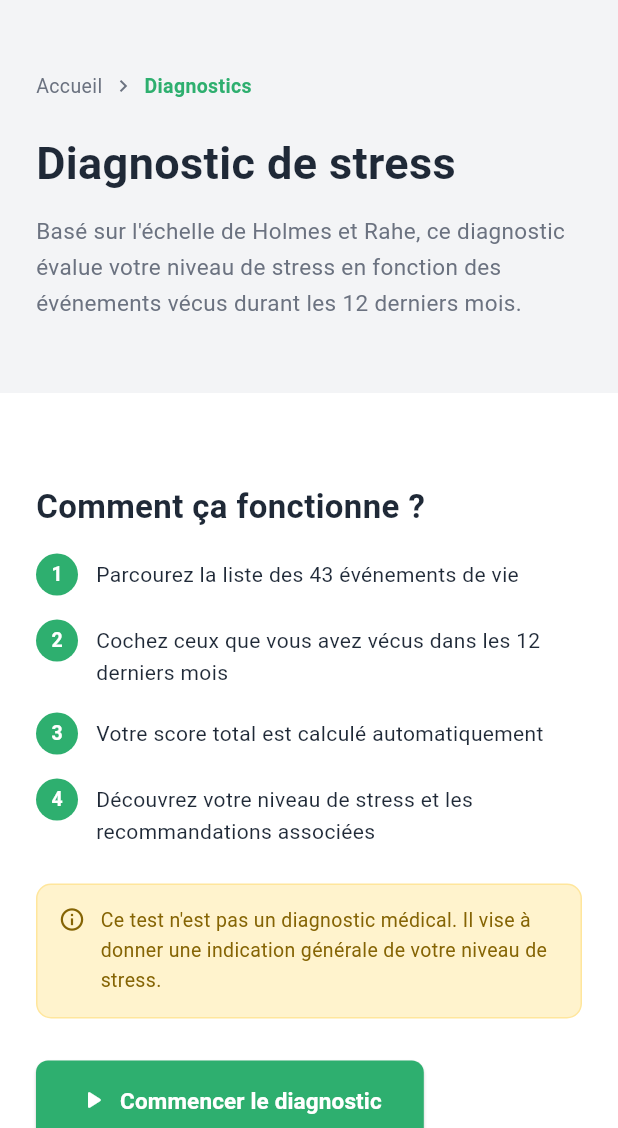
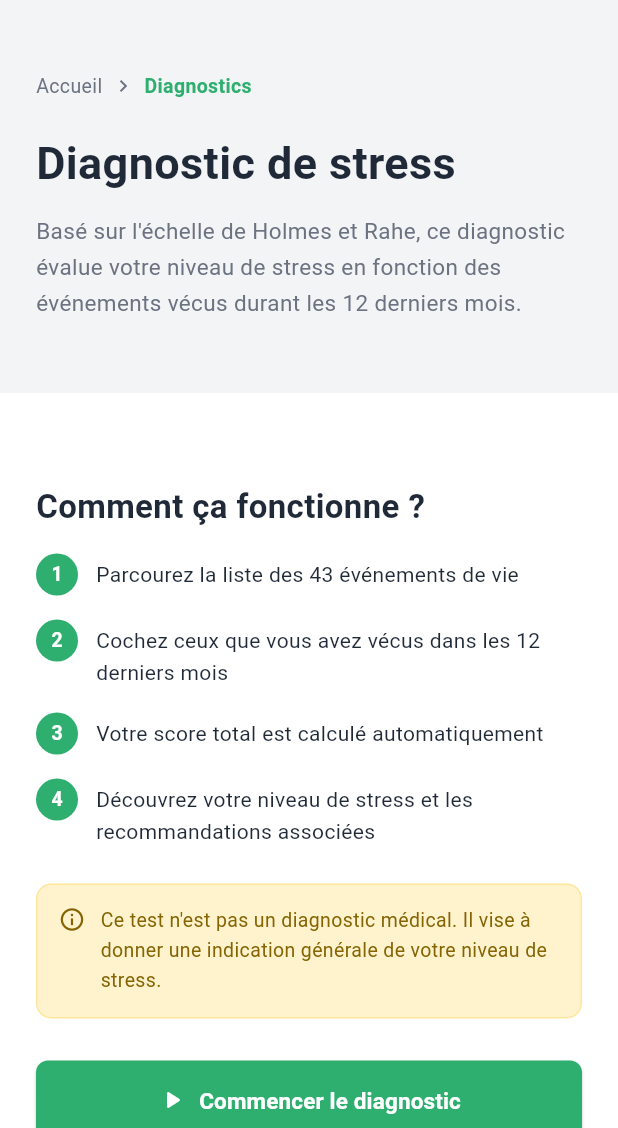
Before and after one commit to titouvgx/Projet-CESIZen, a Flutter app: the screen it shows after launch, after a tap on "Faire un diagnostic", on a phone screen of 412 x 824 dp, the part 108-1236 px from its top. Run offline on Flutter 3.47's test engine with Material 3 defaults, Android fonts, the phone set to English and light mode, and no system bars; our stand-ins replace supabase_flutter; accounts and stored records are empty.

Commit message:
all V1.0

```diff
--- a/cesizen/lib/diagnosticpage.dart
+++ b/cesizen/lib/diagnosticpage.dart
@@ -169,7 +169,9 @@ class _PresentationTexte extends StatelessWidget {
       ),
       const SizedBox(height: 28),
 
-      ElevatedButton.icon(
+      SizedBox(
+        width: double.infinity,
+        child: ElevatedButton.icon(
           onPressed: onStart,
           icon: const Icon(Icons.play_arrow_rounded, size: 20),
           label: const Text('Commencer le diagnostic', style: TextStyle(fontWeight: FontWeight.w600, fontSize: 15)),
@@ -177,6 +179,7 @@ class _PresentationTexte extends StatelessWidget {
             backgroundColor: kGreen, foregroundColor: Colors.white,
             shape: RoundedRectangleBorder(borderRadius: BorderRadius.circular(8)),
             padding: const EdgeInsets.symmetric(horizontal: 28, vertical: 16),
+          ),
         ),
       ),
     ]);
@@ -361,12 +364,12 @@ class _HistoriqueBloque extends StatelessWidget {
             Container(width: 40, height: 40, decoration: BoxDecoration(
                 color: kGreen.withOpacity(0.1), borderRadius: BorderRadius.circular(10))),
             const SizedBox(width: 16),
-            Column(crossAxisAlignment: CrossAxisAlignment.start, children: [
-              Container(width: 120, height: 14, color: const Color(0xFFE5E7EB)),
+            Expanded(child: Column(crossAxisAlignment: CrossAxisAlignment.start, children: [
+              Container(height: 14, color: const Color(0xFFE5E7EB)),
               const SizedBox(height: 8),
               Container(width: 80, height: 12, color: const Color(0xFFE5E7EB)),
-            ]),
-            const Spacer(),
+            ])),
+            const SizedBox(width: 8),
             Container(width: 60, height: 28, decoration: BoxDecoration(
                 color: kGreen.withOpacity(0.1), borderRadius: BorderRadius.circular(8))),
           ]),
@@ -380,11 +383,19 @@ class _HistoriqueBloque extends StatelessWidget {
             decoration: BoxDecoration(color: kGreen.withOpacity(0.1), borderRadius: BorderRadius.circular(28)),
             child: const Icon(Icons.lock_outline, color: kGreen, size: 28)),
           const SizedBox(height: 16),
-          const Text('Connectez-vous pour accéder à votre historique',
+          const Padding(
+            padding: EdgeInsets.symmetric(horizontal: 16),
+            child: Text('Connectez-vous pour accéder à votre historique',
+                textAlign: TextAlign.center,
                 style: TextStyle(fontSize: 15, fontWeight: FontWeight.bold, color: kText)),
+          ),
           const SizedBox(height: 8),
-          const Text('Vos diagnostics passés sont sauvegardés et consultables à tout moment.',
+          const Padding(
+            padding: EdgeInsets.symmetric(horizontal: 24),
+            child: Text('Vos diagnostics passés sont sauvegardés et consultables à tout moment.',
+                textAlign: TextAlign.center,
                 style: TextStyle(fontSize: 13, color: kGrey)),
+          ),
           const SizedBox(height: 20),
           ElevatedButton(
             onPressed: () => showLoginPopup(context),
--- a/cesizen/lib/home_page.dart
+++ b/cesizen/lib/home_page.dart
@@ -115,14 +115,17 @@ class _HeroText extends StatelessWidget {
       crossAxisAlignment: CrossAxisAlignment.start,
       children: [
         const Text('Prenez soin de\nvotre santé mentale',
-            style: TextStyle(fontSize: 32, fontWeight: FontWeight.bold, color: kText, height: 1.3)),
+            style: TextStyle(fontSize: 26, fontWeight: FontWeight.bold, color: kText, height: 1.3)),
         const SizedBox(height: 16),
         const Text(
           'CESIZen est une plateforme publique pour informer, prévenir et sensibiliser sur les enjeux de santé mentale de manière apaisante et pédagogique.',
           style: TextStyle(fontSize: 15, color: kGrey, height: 1.6),
         ),
         const SizedBox(height: 28),
-        Row(children: [
+        Wrap(
+          spacing: 12,
+          runSpacing: 12,
+          children: [
             ElevatedButton(
               onPressed: () => Navigator.push(context, MaterialPageRoute(builder: (_) => const DiagnosticPage())),
               style: ElevatedButton.styleFrom(
@@ -132,7 +135,6 @@ class _HeroText extends StatelessWidget {
               ),
               child: const Text('Faire un diagnostic'),
             ),
-          const SizedBox(width: 12),
             OutlinedButton(
               onPressed: () => Navigator.push(context, MaterialPageRoute(builder: (_) => const ContenuPage())),
               style: OutlinedButton.styleFrom(
@@ -142,7 +144,8 @@ class _HeroText extends StatelessWidget {
               ),
               child: const Text('Découvrir les contenus'),
             ),
-        ]),
+          ],
+        ),
       ],
     );
   }
@@ -411,7 +414,9 @@ class _MiniEtape extends StatelessWidget {
           child: Icon(icon, color: kGreen, size: 18),
         ),
         const SizedBox(width: 12),
-        Text(texte, style: const TextStyle(fontSize: 14, color: kText)),
+        Expanded(
+          child: Text(texte, style: const TextStyle(fontSize: 14, color: kText)),
+        ),
       ]),
     );
   }
--- a/cesizen/lib/widgets.dart
+++ b/cesizen/lib/widgets.dart
@@ -6,6 +6,7 @@ import 'contenu_page.dart';
 import 'aide_page.dart';
 import 'login_popup.dart';
 import 'auth_service.dart';
+import 'espace_page.dart';
 
 // ─────────────────────────────────────────────
 // NAVBAR PARTAGÉE
@@ -24,6 +25,7 @@ class CESIZenNavBar extends StatelessWidget {
 
   @override
   Widget build(BuildContext context) {
+    final isMobile = MediaQuery.of(context).size.width < 1100;
     return Container(
       color: Colors.white,
       padding: EdgeInsets.symmetric(horizontal: isMobile ? 16 : 24, vertical: 12),
@@ -39,7 +41,7 @@ class CESIZenNavBar extends StatelessWidget {
             child: Row(children: [
               Image.asset('assets/images/logoCesiZen.png', height: isMobile ? 36 : 48, fit: BoxFit.contain),
               const SizedBox(width: 8),
-              // Phrase logo cachée sur mobile
+              // Phrase logo
               if (!isMobile)
                 Image.asset('assets/images/PhraseLogoCesiZen.png', height: 40, fit: BoxFit.contain),
             ]),
@@ -50,13 +52,13 @@ class CESIZenNavBar extends StatelessWidget {
             _NavItem(label: 'Accueil', isActive: activePage == 'Accueil', destination: const HomePage()),
             _NavItem(label: 'Diagnostics', isActive: activePage == 'Diagnostics', destination: const DiagnosticPage()),
             _NavItem(label: 'Contenus', isActive: activePage == 'Contenus', destination: const ContenuPage()),
-            _NavItem(label: 'Votre espace', isActive: activePage == 'Votre espace'),
+            _NavItem(label: 'Votre espace', isActive: activePage == 'Votre espace', destination: const EspacePage()),
             _NavItem(label: 'Besoin d\'aide ?', isActive: activePage == 'Aide', destination: const AidePage()),
             const SizedBox(width: 16),
-            // Bouton auth seulement sur desktop
+
             _AuthButton(),
           ] else ...[
-            // Sur mobile : juste le hamburger
+            //mobile hamburger
             IconButton(
               onPressed: () => _showMobileMenu(context),
               icon: const Icon(Icons.menu, color: kText),
@@ -68,6 +70,7 @@ class CESIZenNavBar extends StatelessWidget {
   }
 
   void _showMobileMenu(BuildContext context) {
+    final isMobile = MediaQuery.of(context).size.width < 1100;
     showModalBottomSheet(
       context: context,
       shape: const RoundedRectangleBorder(borderRadius: BorderRadius.vertical(top: Radius.circular(16))),
@@ -77,10 +80,10 @@ class CESIZenNavBar extends StatelessWidget {
           _MobileMenuItem(label: 'Accueil', icon: Icons.home_outlined, destination: const HomePage()),
           _MobileMenuItem(label: 'Diagnostics', icon: Icons.psychology_outlined, destination: const DiagnosticPage()),
           _MobileMenuItem(label: 'Contenus', icon: Icons.article_outlined, destination: const ContenuPage()),
-          const _MobileMenuItem(label: 'Votre espace', icon: Icons.person_outline),
+          _MobileMenuItem(label: 'Votre espace', icon: Icons.person_outline, destination: const EspacePage()),
           _MobileMenuItem(label: 'Besoin d\'aide ?', icon: Icons.help_outline, destination: const AidePage()),
           const Divider(),
-          // Bouton connexion dans le menu mobile
+          //connexion mobile
           SizedBox(
             width: double.infinity,
             child: _AuthButton(),
@@ -92,7 +95,7 @@ class CESIZenNavBar extends StatelessWidget {
 }
 
 // ─────────────────────────────────────────────
-// BOUTON AUTH — StatefulWidget pour se rafraîchir
+// BOUTON AUTH
 // ─────────────────────────────────────────────
 class _AuthButton extends StatefulWidget {
   @override
@@ -101,7 +104,7 @@ class _AuthButton extends StatefulWidget {
 
 class _AuthButtonState extends State<_AuthButton> {
 
-  // ── Déconnexion avec confirmation ────────────
+  // Déconnexion
   Future<void> _seDeconnecter() async {
     final confirmer = await showDialog<bool>(
       context: context,
@@ -158,9 +161,9 @@ class _AuthButtonState extends State<_AuthButton> {
 
     if (confirmer == true) {
       await AuthService.seDeconnecter();
-      setState(() {}); // rafraîchit le bouton
+      setState(() {}); // rafraîchi=r
       if (mounted) {
-        // Retour à l'accueil après déconnexion
+        // Retour accueil
         Navigator.pushAndRemoveUntil(
           context,
           MaterialPageRoute(builder: (_) => const HomePage()),
@@ -180,7 +183,7 @@ class _AuthButtonState extends State<_AuthButton> {
           await _seDeconnecter();
         } else {
           await showLoginPopup(context, onSuccess: () {
-            setState(() {}); // rafraîchit le bouton après connexion
+            setState(() {});
           });
         }
       },
@@ -270,7 +273,7 @@ class _MobileMenuItem extends StatelessWidget {
 }
 
 // ─────────────────────────────────────────────
-// FOOTER PARTAGÉ
+// FOOTER
 // ─────────────────────────────────────────────
 class CESIZenFooter extends StatelessWidget {
   const CESIZenFooter({super.key});
```
Also changed, not shown: cesizen/lib/contenu_page.dart (+20 -18 lines), cesizen/lib/espace_page.dart (+51 -17 lines), cesizen/lib/questionnaire_page.dart (+99 -134 lines). Lines whose indentation alone changed are shown as unchanged.
